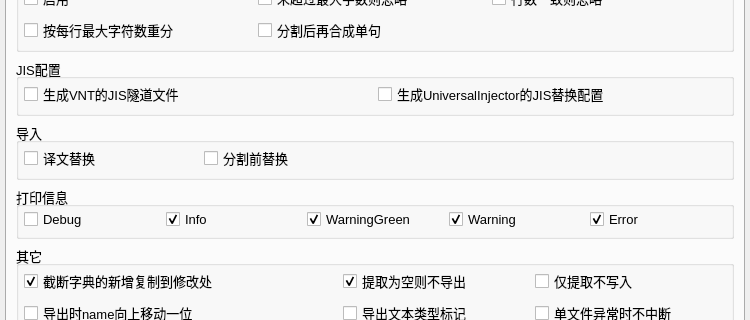
This is main/ui_mainWindow.ui in satan53x/SExtractor as Qt 5 draws it before an edit; both pictures show x 0 to 750 and y 146 to 466 of the 750 by 675 pixel window. The edited form follows.
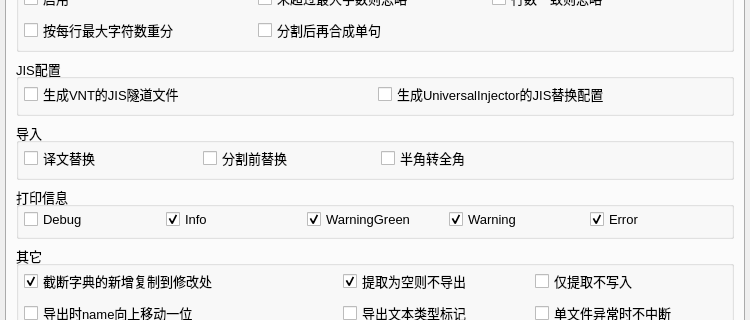
This is the edited form. The open tabs and pages were chosen to show the change.

Commit message: 添加功能：半角转全角

```diff
--- a/main/ui_mainWindow.ui
+++ b/main/ui_mainWindow.ui
@@ -892,7 +892,7 @@
           <property name="title">
            <string>导入</string>
           </property>
-          <layout class="QHBoxLayout" name="horizontalLayout_31" stretch="5,5,10">
+          <layout class="QHBoxLayout" name="horizontalLayout_31" stretch="5,5,5,5">
            <property name="leftMargin">
             <number>5</number>
            </property>
@@ -922,6 +922,13 @@
              </property>
             </widget>
            </item>
+           <item>
+            <widget class="QCheckBox" name="toFullWidthCheck">
+             <property name="text">
+              <string>半角转全角</string>
+             </property>
+            </widget>
+           </item>
            <item>
             <spacer name="horizontalSpacer_2">
              <property name="orientation">
```
The commit also changes 5 other files.
